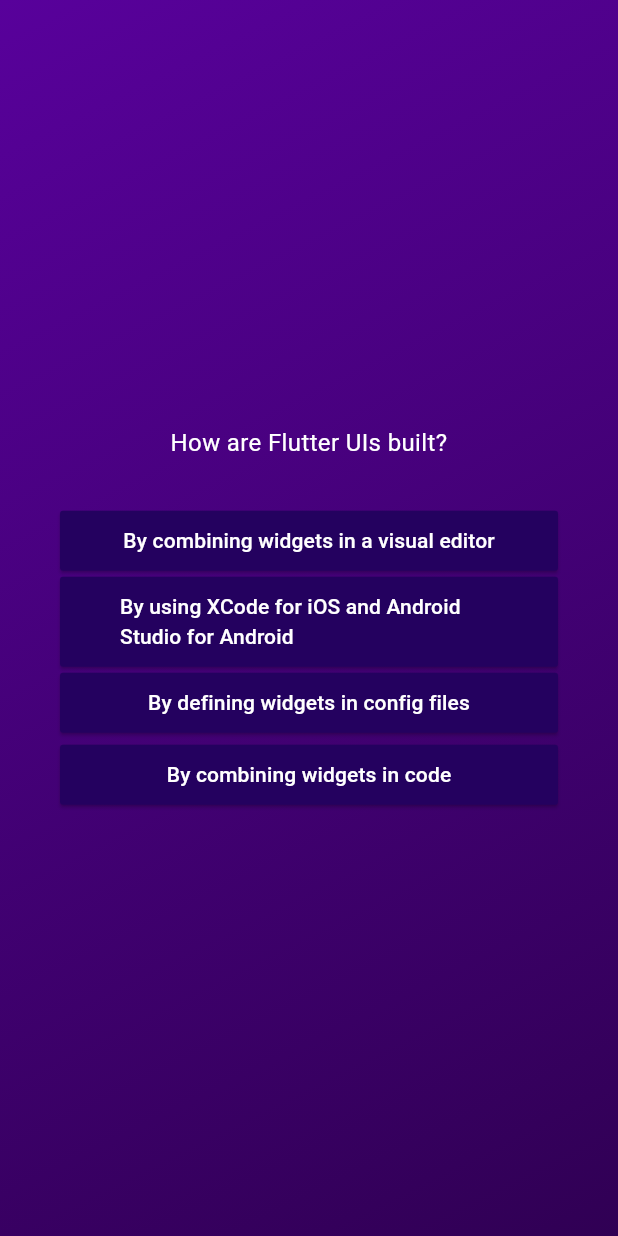
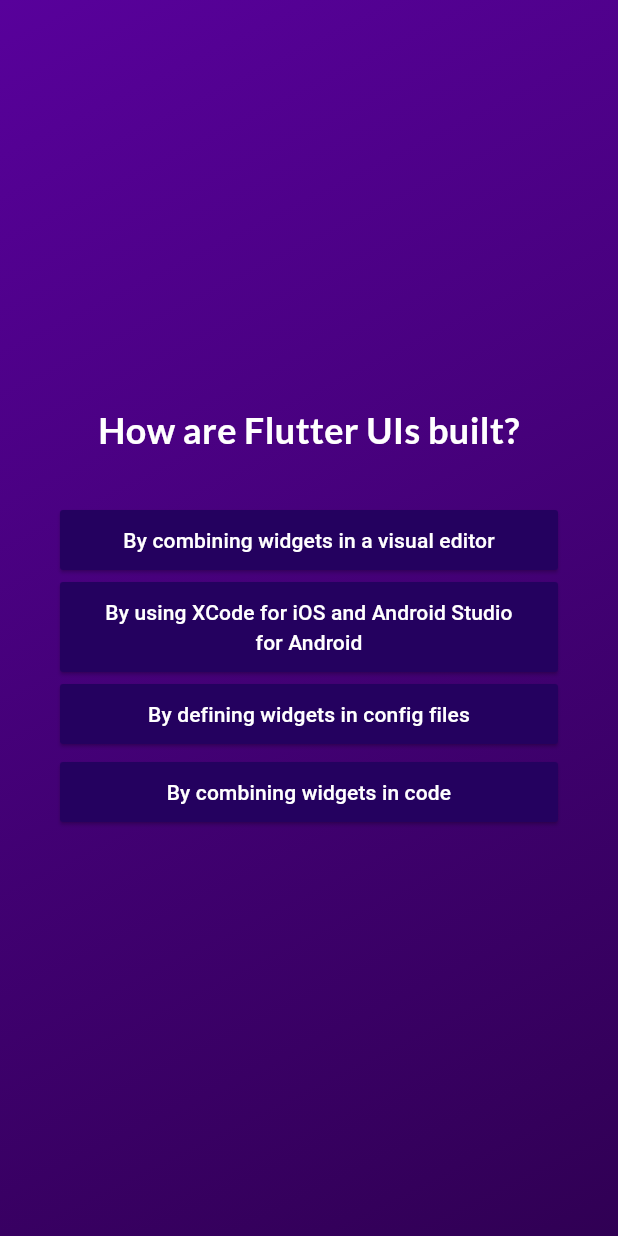
Before and after one commit to Meiendorf/adv_basics, a Flutter app: the screen it shows after launch, after a tap on "Start Quiz", after a tap on "Components", on a phone screen of 412 x 824 dp. Run offline on Flutter 3.47's test engine with Material 3 defaults, Android fonts, the phone set to English and light mode, and no system bars; our stand-ins replace google_fonts.

Commit message:
Add Google Fonts dependency and update answer button styles

```diff
--- a/lib/answer_button.dart
+++ b/lib/answer_button.dart
@@ -22,9 +22,12 @@ class AnswerButton extends StatelessWidget {
           ),
           padding: const EdgeInsets.symmetric(
             vertical: 10,
-            horizontal: 40,
+            horizontal: 20,
           )),
-      child: Text(answerText),
+      child: Text(
+        answerText,
+        textAlign: TextAlign.center,
+      ),
     );
   }
 }
--- a/lib/questions_page.dart
+++ b/lib/questions_page.dart
@@ -1,9 +1,12 @@
 import 'package:adv_basics/answer_button.dart';
 import 'package:flutter/material.dart';
 import 'package:adv_basics/data/questions.dart';
+import 'package:google_fonts/google_fonts.dart';
 
 class QuestionsPage extends StatefulWidget {
-  const QuestionsPage({super.key});
+  const QuestionsPage({super.key, required this.onSelectAnswer});
+
+  final void Function(String answer) onSelectAnswer;
 
   @override
   State<QuestionsPage> createState() => QuestionsState();
@@ -12,7 +15,8 @@ class QuestionsPage extends StatefulWidget {
 class QuestionsState extends State<QuestionsPage> {
   var currentQuestionIndex = 0;
 
-  void answerQuestion() {
+  void answerQuestion(String answer) {
+    widget.onSelectAnswer(answer);
     setState(() {
       currentQuestionIndex++;
     });
@@ -32,9 +36,10 @@ class QuestionsState extends State<QuestionsPage> {
           children: [
             Text(
               currentQuestion.question,
-              style: const TextStyle(
-                fontSize: 16,
+              style: GoogleFonts.lato(
                 color: Colors.white,
+                fontSize: 24,
+                fontWeight: FontWeight.bold,
               ),
               textAlign: TextAlign.center,
             ),
@@ -43,9 +48,12 @@ class QuestionsState extends State<QuestionsPage> {
             ),
             // answer buttons
             ...currentQuestion.getShuffledAnswers().map((answer) {
-              return AnswerButton(
-                onTap: answerQuestion,
-                answerText: answer,
+              return Container(
+                margin: const EdgeInsets.symmetric(vertical: 2),
+                child: AnswerButton(
+                  onTap: () => answerQuestion(answer),
+                  answerText: answer,
+                ),
               );
             }),
           ],
--- a/lib/quiz.dart
+++ b/lib/quiz.dart
@@ -1,3 +1,4 @@
+import 'package:adv_basics/data/questions.dart';
 import 'package:adv_basics/questions_page.dart';
 import 'package:adv_basics/welcome_page.dart';
 import 'package:flutter/material.dart';
@@ -10,6 +11,7 @@ class QuizApp extends StatefulWidget {
 }
 
 class _QuizState extends State<QuizApp> {
+  List<String> selectedAnswers = [];
   var activeScreen = 'start-screen';
   // Widget? activeScreen;
 
@@ -25,11 +27,22 @@ class _QuizState extends State<QuizApp> {
     });
   }
 
+  void chooseAnswers(String answer) {
+    selectedAnswers.add(answer);
+
+    if (selectedAnswers.length == questions.length) {
+      setState(() {
+        selectedAnswers = [];
+        activeScreen = 'start-screen';
+      });
+    }
+  }
+
   @override
   Widget build(BuildContext context) {
     var screenWidget = activeScreen == 'start-screen'
         ? WelcomePage(switchScreen)
-        : const QuestionsPage();
+        : QuestionsPage(onSelectAnswer: chooseAnswers);
 
     return MaterialApp(
       title: 'AdvBasics',
--- a/lib/styled_text.dart
+++ b/lib/styled_text.dart
@@ -1,4 +1,5 @@
 import 'package:flutter/material.dart';
+import 'package:google_fonts/google_fonts.dart';
 
 class StyledText extends StatelessWidget {
   final String text;
@@ -9,10 +10,10 @@ class StyledText extends StatelessWidget {
   Widget build(BuildContext context) {
     return Text(
       text,
-      style: const TextStyle(
+      style: GoogleFonts.lato(
         color: Colors.white,
         fontSize: 24,
-        fontWeight: FontWeight.normal,
+        fontWeight: FontWeight.bold,
       ),
     );
   }
--- a/pubspec.yaml
+++ b/pubspec.yaml
@@ -35,6 +35,7 @@ dependencies:
   # The following adds the Cupertino Icons font to your application.
   # Use with the CupertinoIcons class for iOS style icons.
   cupertino_icons: ^1.0.6
+  google_fonts: ^6.2.1
 
 dev_dependencies:
   flutter_test:
```
Also changed, not shown: pubspec.lock, 1 other file.
